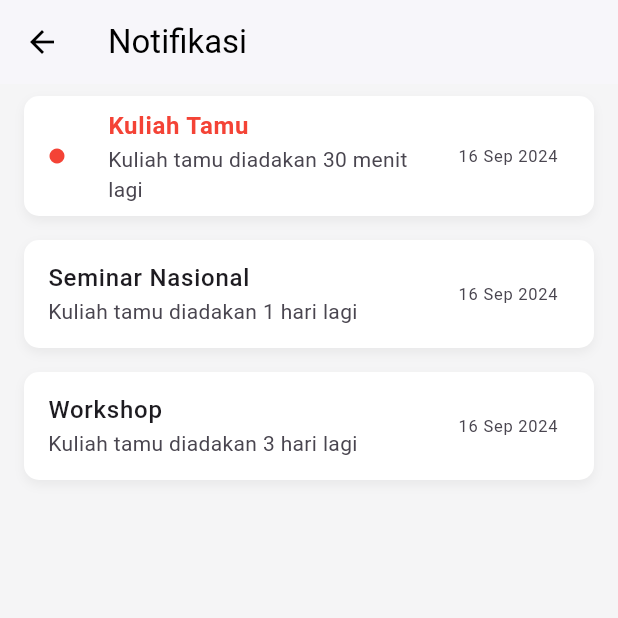
After one commit to ChamillatulLuqianaAgustin/face_count, a Flutter app: the NotificationPage screen opened directly, on a phone screen of 412 x 824 dp, the top half of it. The commit adds this screen. Run offline on Flutter 3.47's test engine with Material 3 defaults, Android fonts, the phone set to English and light mode, and no system bars; our stand-ins replace cloud_firestore, equatable, firebase_auth, firebase_core, flutter_bloc, image_picker; accounts and stored records are empty; Roboto replaces fonts that are missing (SFProDisplay).

Commit message:
Update Notification Page

```diff
--- a/lib/features/beranda/beranda_page.dart
+++ b/lib/features/beranda/beranda_page.dart
@@ -9,6 +9,7 @@ import 'package:flutter_bloc/flutter_bloc.dart';
 import '../auth/cubit/acara_cubit.dart';
 import '../auth/cubit/acara_state.dart';
 import 'widgets/acara_beranda_card.dart';
+import 'widgets/notif_page.dart';
 
 class BerandaPage extends StatefulWidget {
   const BerandaPage({super.key});
@@ -68,7 +69,15 @@ class _BerandaPageState extends State<BerandaPage> {
         ),
         // Notification Button
         actions: [
-          Container(
+          GestureDetector(
+            onTap: () {
+              Navigator.of(context).push(
+                MaterialPageRoute(
+                  builder: (context) => NotificationPage(), // Navigasi ke halaman Notifikasi
+                ),
+              );
+            },
+            child: Container(
               margin: const EdgeInsets.only(right: 8),
               padding: const EdgeInsets.all(10),
               decoration: BoxDecoration(
@@ -78,6 +87,7 @@ class _BerandaPageState extends State<BerandaPage> {
               child: Image.asset(
                 'assets/icons/notification_active.png',
                 width: 24,
+              ),
             ),
           ),
         ],
--- /dev/null
+++ b/lib/features/beranda/widgets/notif_page.dart
@@ -0,0 +1,83 @@
+import 'package:flutter/material.dart';
+import '../../../configs/theme.dart';
+
+void main() {
+  runApp(const MyApp());
+}
+
+class MyApp extends StatelessWidget {
+  const MyApp({super.key});
+
+  @override
+  Widget build(BuildContext context) {
+    return MaterialApp(
+      debugShowCheckedModeBanner: false,
+      home: const NotificationPage(),
+    );
+  }
+}
+
+class NotificationPage extends StatelessWidget {
+  const NotificationPage({Key? key}) : super(key: key);
+
+  // Simulasi daftar notifikasi
+  final List<Map<String, String>> notifications = const [
+    {"title": "Kuliah Tamu", "subtitle": "Kuliah tamu diadakan 30 menit lagi", "date": "16 Sep 2024"},
+    {"title": "Seminar Nasional", "subtitle": "Kuliah tamu diadakan 1 hari lagi", "date": "16 Sep 2024"},
+    {"title": "Workshop", "subtitle": "Kuliah tamu diadakan 3 hari lagi", "date": "16 Sep 2024"},
+  ];
+
+  @override
+  Widget build(BuildContext context) {
+    return Scaffold(
+      appBar: AppBar(
+        title: const Text("Notifikasi"),
+        backgroundColor: Colors.white,
+        foregroundColor: Colors.black,
+        elevation: 1,
+      ),
+      body: notifications.isNotEmpty
+          ? ListView.builder(
+              itemCount: notifications.length,
+              itemBuilder: (context, index) {
+                final notification = notifications[index];
+                return Padding(
+                  padding: const EdgeInsets.symmetric(horizontal: 16.0, vertical: 8.0),
+                  child: Container(
+                    decoration: BoxDecoration(
+                      color: Colors.white,
+                      borderRadius: BorderRadius.circular(10),
+                      boxShadow: [
+                        BoxShadow(
+                          color: Colors.black.withAlpha(13), // 0.05 * 255 = 12.75 ≈ 13
+                          blurRadius: 5,
+                          offset: const Offset(0, 3),
+                        ),
+                      ],
+                    ),
+                    child: ListTile(
+                      leading: index == 0
+                          ? const Icon(Icons.circle, color: Colors.red, size: 12)
+                          : null,
+                      title: Text(
+                        notification["title"] ?? "",
+                        style: index == 0 ? semiboldTS.copyWith(color: Colors.red) : mediumTS,
+                      ),
+                      subtitle: Text(notification["subtitle"] ?? "", style: regularTS),
+                      trailing: Text(notification["date"] ?? "", style: regularTS),
+                    ),
+                  ),
+                );
+              },
+            )
+          : Center(
+              child: Column(
+                mainAxisAlignment: MainAxisAlignment.center,
+                children: [
+                  Image.asset('assets/images/no_event.png'),
+                ],
+              ),
+            ),
+    );
+  }
+}
```
Also changed, not shown: assets/images/no_notification.png (added). Lines whose indentation alone changed are shown as unchanged.
